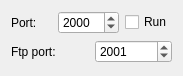
This is CTP-server/dialog.ui in george99g/CTP as Qt 5 draws it before an edit. The edited form follows.
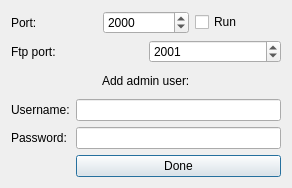
This is the edited form.

```diff
--- a/CTP-server/dialog.ui
+++ b/CTP-server/dialog.ui
@@ -6,8 +6,8 @@
    <rect>
     <x>0</x>
     <y>0</y>
-    <width>183</width>
-    <height>76</height>
+    <width>292</width>
+    <height>188</height>
    </rect>
   </property>
   <property name="windowTitle">
@@ -75,6 +75,78 @@
      </item>
     </layout>
    </item>
+   <item>
+    <layout class="QHBoxLayout" name="horizontalLayout_3">
+     <item>
+      <spacer name="horizontalSpacer">
+       <property name="orientation">
+        <enum>Qt::Horizontal</enum>
+       </property>
+       <property name="sizeHint" stdset="0">
+        <size>
+         <width>40</width>
+         <height>20</height>
+        </size>
+       </property>
+      </spacer>
+     </item>
+     <item>
+      <widget class="QLabel" name="label_3">
+       <property name="text">
+        <string>Add admin user:</string>
+       </property>
+      </widget>
+     </item>
+     <item>
+      <spacer name="horizontalSpacer_2">
+       <property name="orientation">
+        <enum>Qt::Horizontal</enum>
+       </property>
+       <property name="sizeHint" stdset="0">
+        <size>
+         <width>40</width>
+         <height>20</height>
+        </size>
+       </property>
+      </spacer>
+     </item>
+    </layout>
+   </item>
+   <item>
+    <layout class="QFormLayout" name="formLayout">
+     <item row="0" column="0">
+      <widget class="QLabel" name="label_4">
+       <property name="text">
+        <string>Username:</string>
+       </property>
+      </widget>
+     </item>
+     <item row="0" column="1">
+      <widget class="QLineEdit" name="lineEditUsername"/>
+     </item>
+     <item row="1" column="0">
+      <widget class="QLabel" name="label_5">
+       <property name="text">
+        <string>Password:</string>
+       </property>
+      </widget>
+     </item>
+     <item row="1" column="1">
+      <widget class="QLineEdit" name="lineEditPassword">
+       <property name="echoMode">
+        <enum>QLineEdit::Password</enum>
+       </property>
+      </widget>
+     </item>
+     <item row="2" column="1">
+      <widget class="QPushButton" name="pushButtonAddAdmin">
+       <property name="text">
+        <string>Done</string>
+       </property>
+      </widget>
+     </item>
+    </layout>
+   </item>
   </layout>
  </widget>
  <layoutdefault spacing="6" margin="11"/>
```
Left out of the diff: 8 changed lines with no effect on the pictures.
